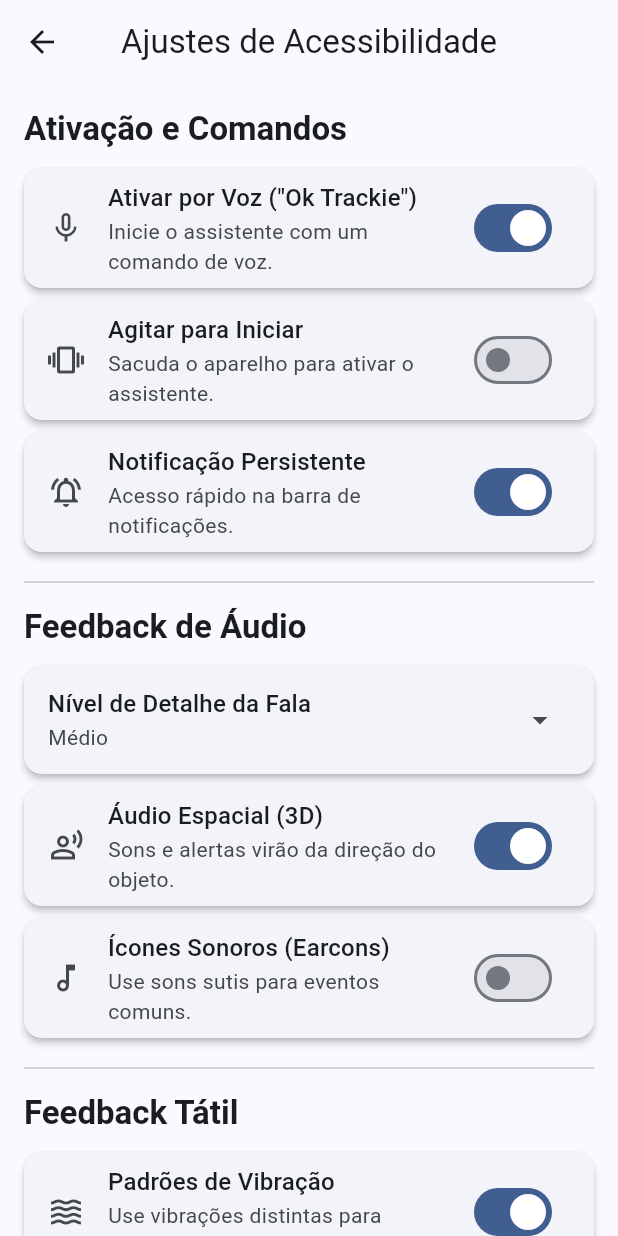
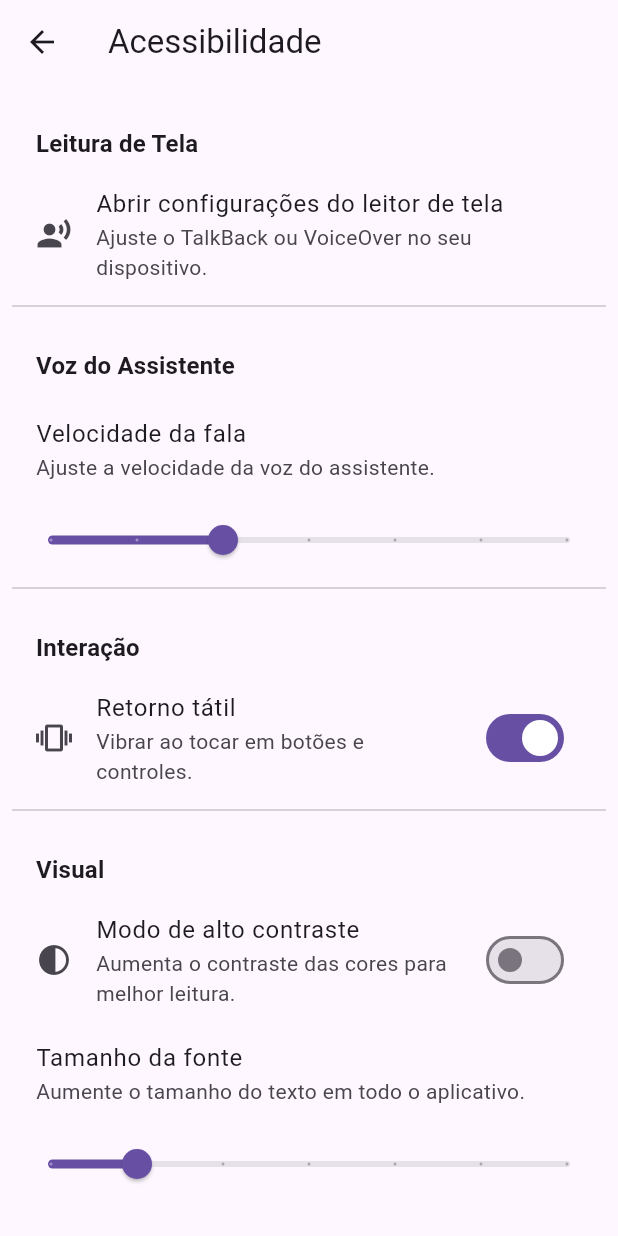
Before and after one commit to TrackieWay-OSS/TrackieWay-APP, a Flutter app: the screen it shows after launch, after a tap on the "accessibility new" icon, on a phone screen of 412 x 824 dp. Run offline on Flutter 3.47's test engine with Material 3 defaults, Android fonts, the phone set to English and light mode, and no system bars; our stand-ins replace equatable, flutter_bloc; missing offline and left inert: app_settings.

Commit message:
feat: enhance accessibility settings and update app theme management

```diff
--- a/lib/app/view/app.dart
+++ b/lib/app/view/app.dart
@@ -1,5 +1,6 @@
 import 'package:flutter/material.dart';
 import 'package:trackie_app/core/theme/app_theme.dart';
+
 import 'package:trackie_app/features/installer/presentation/pages/setup_hub_page.dart';
 
 class App extends StatelessWidget {
--- a/lib/core/theme/app_theme.dart
+++ b/lib/core/theme/app_theme.dart
@@ -1,49 +1,93 @@
 import 'package:flutter/material.dart';
 
 class AppTheme {
-  static final ThemeData lightTheme = ThemeData(
-    useMaterial3: true,
-    brightness: Brightness.light,
-    colorScheme: ColorScheme.fromSeed(
-      seedColor: const Color(0xFF005EB8),
+  static ThemeData get lightTheme {
+    return ThemeData(
+      useMaterial3: true,
       brightness: Brightness.light,
-    ),
-    cardTheme: CardThemeData(
-      elevation: 2,
-      shape: RoundedRectangleBorder(
-        borderRadius: BorderRadius.circular(12),
+      primarySwatch: Colors.blue,
+      visualDensity: VisualDensity.adaptivePlatformDensity,
+    );
+  }
+
+  static ThemeData get darkTheme {
+    return ThemeData(
+      useMaterial3: true,
+      brightness: Brightness.dark,
+      primarySwatch: Colors.blue,
+      visualDensity: VisualDensity.adaptivePlatformDensity,
+    );
+  }
+
+  // Tema de Alto Contraste Claro
+  static ThemeData get highContrastLightTheme {
+    return ThemeData(
+      useMaterial3: true,
+      brightness: Brightness.light,
+      primaryColor: Colors.black,
+      scaffoldBackgroundColor: Colors.white,
+      appBarTheme: const AppBarTheme(
+        backgroundColor: Colors.white,
+        foregroundColor: Colors.black,
+        elevation: 2,
       ),
-      margin: const EdgeInsets.symmetric(vertical: 4, horizontal: 0),
-    ),
-    elevatedButtonTheme: ElevatedButtonThemeData(
-      style: ElevatedButton.styleFrom(
-        shape: RoundedRectangleBorder(
-          borderRadius: BorderRadius.circular(8),
-        ),
+      colorScheme: const ColorScheme.light(
+        primary: Colors.black,
+        secondary: Colors.black,
+        onPrimary: Colors.white,
+        onSecondary: Colors.white,
+        surface: Colors.white,
+        onSurface: Colors.black,
+        error: Colors.red,
+        onError: Colors.white,
+        background: Colors.white,
+        onBackground: Colors.black,
       ),
-    ),
-  );
+      textTheme: const TextTheme(
+        bodyLarge: TextStyle(color: Colors.black),
+        bodyMedium: TextStyle(color: Colors.black),
+      ),
+      iconTheme: const IconThemeData(color: Colors.black),
+      listTileTheme: const ListTileThemeData(
+        iconColor: Colors.black,
+      ),
+      visualDensity: VisualDensity.adaptivePlatformDensity,
+    );
+  }
 
-  static final ThemeData darkTheme = ThemeData(
-    useMaterial3: true,
-    brightness: Brightness.dark,
-    colorScheme: ColorScheme.fromSeed(
-      seedColor: const Color(0xFF005EB8),
+  // Tema de Alto Contraste Escuro
+  static ThemeData get highContrastDarkTheme {
+    return ThemeData(
+      useMaterial3: true,
       brightness: Brightness.dark,
-    ),
-    cardTheme: CardThemeData(
-      elevation: 2,
-      shape: RoundedRectangleBorder(
-        borderRadius: BorderRadius.circular(12),
+      primaryColor: Colors.white,
+      scaffoldBackgroundColor: Colors.black,
+       appBarTheme: const AppBarTheme(
+        backgroundColor: Colors.black,
+        foregroundColor: Colors.white,
+        elevation: 2,
       ),
-      margin: const EdgeInsets.symmetric(vertical: 4, horizontal: 0),
-    ),
-    elevatedButtonTheme: ElevatedButtonThemeData(
-      style: ElevatedButton.styleFrom(
-        shape: RoundedRectangleBorder(
-          borderRadius: BorderRadius.circular(8),
-        ),
+      colorScheme: const ColorScheme.dark(
+        primary: Colors.white,
+        secondary: Colors.white,
+        onPrimary: Colors.black,
+        onSecondary: Colors.black,
+        surface: Colors.black,
+        onSurface: Colors.white,
+        error: Colors.yellow,
+        onError: Colors.black,
+        background: Colors.black,
+        onBackground: Colors.white,
       ),
-    ),
-  );
+       textTheme: const TextTheme(
+        bodyLarge: TextStyle(color: Colors.white),
+        bodyMedium: TextStyle(color: Colors.white),
+      ),
+      iconTheme: const IconThemeData(color: Colors.white),
+      listTileTheme: const ListTileThemeData(
+        iconColor: Colors.white,
+      ),
+      visualDensity: VisualDensity.adaptivePlatformDensity,
+    );
+  }
 }
--- a/lib/features/installer/presentation/pages/accessibility_settings_page.dart
+++ /dev/null
@@ -1,177 +0,0 @@
-import 'package:flutter/material.dart';
-import 'package:flutter_bloc/flutter_bloc.dart';
-import 'package:trackie_app/features/settings/domain/entities/app_settings.dart';
-import 'package:trackie_app/features/settings/presentation/bloc/settings_cubit.dart';
-
-class AccessibilitySettingsPage extends StatelessWidget {
-  const AccessibilitySettingsPage({super.key});
-
-  @override
-  Widget build(BuildContext context) {
-    return BlocBuilder<SettingsCubit, AppSettings>(
-      builder: (context, settings) {
-        return Scaffold(
-          appBar: AppBar(
-            title: const Text('Ajustes de Acessibilidade'),
-            centerTitle: true,
-          ),
-          body: ListView(
-            padding: const EdgeInsets.all(16.0),
-            children: [
-              _buildSectionTitle(context, 'Ativação e Comandos'),
-              _buildSwitchTile(
-                context: context,
-                title: 'Ativar por Voz ("Ok Trackie")',
-                subtitle: 'Inicie o assistente com um comando de voz.',
-                value: settings.wakeWordEnabled,
-                onChanged: (newValue) =>
-                    context.read<SettingsCubit>().setWakeWord(newValue),
-                icon: Icons.mic_none,
-              ),
-              _buildSwitchTile(
-                context: context,
-                title: 'Agitar para Iniciar',
-                subtitle: 'Sacuda o aparelho para ativar o assistente.',
-                value: settings.shakeToStartEnabled,
-                onChanged: (newValue) =>
-                    context.read<SettingsCubit>().setShakeToStart(newValue),
-                icon: Icons.vibration,
-              ),
-              _buildSwitchTile(
-                context: context,
-                title: 'Notificação Persistente',
-                subtitle: 'Acesso rápido na barra de notificações.',
-                value: settings.persistentNotificationEnabled,
-                onChanged: (newValue) => context
-                    .read<SettingsCubit>()
-                    .setPersistentNotification(newValue),
-                icon: Icons.notifications_active_outlined,
-              ),
-              const Divider(height: 32),
-              _buildSectionTitle(context, 'Feedback de Áudio'),
-              _buildSelectorTile(
-                context: context,
-                title: 'Nível de Detalhe da Fala',
-                currentValue: settings.verbosityLevel,
-                onTap: () {
-                  _showSelectionDialog(
-                    context: context,
-                    title: 'Selecione o Nível de Detalhe',
-                    options: ['Baixo', 'Médio', 'Alto'],
-                    currentSelection: settings.verbosityLevel,
-                    onSelected: (newValue) => context
-                        .read<SettingsCubit>()
-                        .setVerbosityLevel(newValue),
-                  );
-                },
-              ),
-              _buildSwitchTile(
-                context: context,
-                title: 'Áudio Espacial (3D)',
-                subtitle: 'Sons e alertas virão da direção do objeto.',
-                value: settings.spatialAudioEnabled,
-                onChanged: (newValue) =>
-                    context.read<SettingsCubit>().setSpatialAudio(newValue),
-                icon: Icons.spatial_audio_off_outlined,
-              ),
-              _buildSwitchTile(
-                context: context,
-                title: 'Ícones Sonoros (Earcons)',
-                subtitle: 'Use sons sutis para eventos comuns.',
-                value: settings.earconsEnabled,
-                onChanged: (newValue) =>
-                    context.read<SettingsCubit>().setEarcons(newValue),
-                icon: Icons.music_note_outlined,
-              ),
-              const Divider(height: 32),
-              _buildSectionTitle(context, 'Feedback Tátil'),
-              _buildSwitchTile(
-                context: context,
-                title: 'Padrões de Vibração',
-                subtitle: 'Use vibrações distintas para alertas.',
-                value: settings.hapticPatternsEnabled,
-                onChanged: (newValue) =>
-                    context.read<SettingsCubit>().setHapticPatterns(newValue),
-                icon: Icons.waves_outlined,
-              ),
-            ],
-          ),
-        );
-      },
-    );
-  }
-
-  void _showSelectionDialog({
-    required BuildContext context,
-    required String title,
-    required List<String> options,
-    required String currentSelection,
-    required ValueChanged<String> onSelected,
-  }) {
-    showDialog(
-      context: context,
-      builder: (BuildContext context) {
-        return SimpleDialog(
-          title: Text(title),
-          children: options.map((option) {
-            return SimpleDialogOption(
-              onPressed: () {
-                onSelected(option);
-                Navigator.of(context).pop();
-              },
-              child: Text(option.toString()),
-            );
-          }).toList(),
-        );
-      },
-    );
-  }
-
-  Widget _buildSectionTitle(BuildContext context, String title) {
-    return Padding(
-      padding: const EdgeInsets.only(bottom: 8.0),
-      child: Text(
-        title,
-        style: Theme.of(context)
-            .textTheme
-            .titleLarge
-            ?.copyWith(fontWeight: FontWeight.bold),
-      ),
-    );
-  }
-
-  Widget _buildSelectorTile({
-    required BuildContext context,
-    required String title,
-    required String currentValue,
-    required VoidCallback onTap,
-  }) {
-    return Card(
-      child: ListTile(
-        title: Text(title, style: Theme.of(context).textTheme.titleMedium),
-        subtitle: Text(currentValue),
-        trailing: const Icon(Icons.arrow_drop_down),
-        onTap: onTap,
-      ),
-    );
-  }
-
-  Widget _buildSwitchTile({
-    required BuildContext context,
-    required String title,
-    required String subtitle,
-    required bool value,
-    required ValueChanged<bool> onChanged,
-    required IconData icon,
-  }) {
-    return Card(
-      child: SwitchListTile(
-        title: Text(title, style: Theme.of(context).textTheme.titleMedium),
-        subtitle: Text(subtitle),
-        value: value,
-        onChanged: onChanged,
-        secondary: Icon(icon),
-      ),
-    );
-  }
-}
--- a/lib/features/installer/presentation/pages/setup_hub_page.dart
+++ b/lib/features/installer/presentation/pages/setup_hub_page.dart
@@ -4,7 +4,7 @@ import 'package:trackie_app/app/view/nav_page.dart';
 import 'package:trackie_app/features/installer/domain/entities/component_entity.dart';
 import 'package:trackie_app/features/installer/presentation/bloc/installer_cubit.dart';
 import 'package:trackie_app/features/installer/presentation/bloc/installer_state.dart';
-import 'package:trackie_app/features/installer/presentation/pages/accessibility_settings_page.dart';
+import 'package:trackie_app/features/settings/presentation/pages/accessibility_page.dart';
 
 class SetupHubPage extends StatelessWidget {
   const SetupHubPage({super.key});
@@ -34,7 +34,7 @@ class SetupHubView extends StatelessWidget {
             onPressed: () {
               Navigator.of(context).push(
                 MaterialPageRoute(
-                  builder: (_) => const AccessibilitySettingsPage(),
+                  builder: (_) => const AccessibilityPage(),
                 ),
               );
             },
--- a/lib/features/settings/domain/entities/app_settings.dart
+++ b/lib/features/settings/domain/entities/app_settings.dart
@@ -1,54 +1,44 @@
 import 'package:equatable/equatable.dart';
 
+/// Representa as configurações do aplicativo que podem ser ajustadas pelo usuário.
 class AppSettings extends Equatable {
-  final bool wakeWordEnabled;
-  final bool shakeToStartEnabled;
-  final bool persistentNotificationEnabled;
-  final String verbosityLevel;
-  final bool spatialAudioEnabled;
-  final bool earconsEnabled;
-  final bool hapticPatternsEnabled;
-
   const AppSettings({
-    this.wakeWordEnabled = true,
-    this.shakeToStartEnabled = false,
-    this.persistentNotificationEnabled = true,
-    this.verbosityLevel = 'Médio',
-    this.spatialAudioEnabled = true,
-    this.earconsEnabled = false,
-    this.hapticPatternsEnabled = true,
+    this.isDarkMode = false,
+    this.speechRate = 1.0,
+    this.isHapticFeedbackEnabled = true,
+    this.isHighContrastMode = false,
+    this.textScaleFactor = 1.0,
   });
 
+  final bool isDarkMode;
+  final double speechRate; // Velocidade da fala (0.5 = devagar, 1.0 = normal, 2.0 = rápido)
+  final bool isHapticFeedbackEnabled; // Ativa/desativa a vibração
+  final bool isHighContrastMode; // Ativa/desativa o modo de alto contraste
+  final double textScaleFactor; // Fator de escala da fonte (1.0 = normal)
+
   AppSettings copyWith({
-    bool? wakeWordEnabled,
-    bool? shakeToStartEnabled,
-    bool? persistentNotificationEnabled,
-    String? verbosityLevel,
-    bool? spatialAudioEnabled,
-    bool? earconsEnabled,
-    bool? hapticPatternsEnabled,
+    bool? isDarkMode,
+    double? speechRate,
+    bool? isHapticFeedbackEnabled,
+    bool? isHighContrastMode,
+    double? textScaleFactor,
   }) {
     return AppSettings(
-      wakeWordEnabled: wakeWordEnabled ?? this.wakeWordEnabled,
-      shakeToStartEnabled: shakeToStartEnabled ?? this.shakeToStartEnabled,
-      persistentNotificationEnabled:
-          persistentNotificationEnabled ?? this.persistentNotificationEnabled,
-      verbosityLevel: verbosityLevel ?? this.verbosityLevel,
-      spatialAudioEnabled: spatialAudioEnabled ?? this.spatialAudioEnabled,
-      earconsEnabled: earconsEnabled ?? this.earconsEnabled,
-      hapticPatternsEnabled:
-          hapticPatternsEnabled ?? this.hapticPatternsEnabled,
+      isDarkMode: isDarkMode ?? this.isDarkMode,
+      speechRate: speechRate ?? this.speechRate,
+      isHapticFeedbackEnabled:
+          isHapticFeedbackEnabled ?? this.isHapticFeedbackEnabled,
+      isHighContrastMode: isHighContrastMode ?? this.isHighContrastMode,
+      textScaleFactor: textScaleFactor ?? this.textScaleFactor,
     );
   }
 
   @override
   List<Object?> get props => [
-        wakeWordEnabled,
-        shakeToStartEnabled,
-        persistentNotificationEnabled,
-        verbosityLevel,
-        spatialAudioEnabled,
-        earconsEnabled,
-        hapticPatternsEnabled,
+        isDarkMode,
+        speechRate,
+        isHapticFeedbackEnabled,
+        isHighContrastMode,
+        textScaleFactor,
       ];
 }
--- /dev/null
+++ b/lib/features/settings/presentation/pages/accessibility_page.dart
@@ -0,0 +1,143 @@
+import 'package:flutter/material.dart';
+import 'package:flutter_bloc/flutter_bloc.dart';
+import 'package:trackie_app/features/settings/presentation/bloc/settings_cubit.dart';
+
+// Giving the package an alias to avoid the name conflict.
+import 'package:app_settings/app_settings.dart' as device_settings;
+import 'package:trackie_app/features/settings/domain/entities/app_settings.dart';
+
+class AccessibilityPage extends StatelessWidget {
+  const AccessibilityPage({super.key});
+
+  @override
+  Widget build(BuildContext context) {
+    return Scaffold(
+      appBar: AppBar(
+        title: const Text('Acessibilidade'),
+      ),
+      body: BlocBuilder<SettingsCubit, AppSettings>(
+        builder: (context, state) {
+          final settingsCubit = context.read<SettingsCubit>();
+          return ListView(
+            padding: const EdgeInsets.all(8),
+            children: [
+              _buildSectionTitle(context, 'Leitura de Tela'),
+              Semantics(
+                button: true,
+                label: 'Abrir configurações do leitor de tela',
+                hint: 'Ajuste o TalkBack (Android) ou VoiceOver (iOS) no seu dispositivo.',
+                child: ListTile(
+                  title: const Text('Abrir configurações do leitor de tela'),
+                  subtitle: const Text(
+                      'Ajuste o TalkBack ou VoiceOver no seu dispositivo.'),
+                  leading: const Icon(Icons.record_voice_over),
+                  // FINAL CORRECTION: Using the correct method openAppSettings with the accessibility type.
+                  onTap: () => device_settings.AppSettings.openAppSettings(
+                    type: device_settings.AppSettingsType.accessibility,
+                  ),
+                ),
+              ),
+              const Divider(),
+              _buildSectionTitle(context, 'Voz do Assistente'),
+              _buildSpeechRateSlider(context, state, settingsCubit),
+              const Divider(),
+              _buildSectionTitle(context, 'Interação'),
+              _buildHapticFeedbackSwitch(context, state, settingsCubit),
+              const Divider(),
+              _buildSectionTitle(context, 'Visual'),
+              _buildHighContrastSwitch(context, state, settingsCubit),
+              _buildFontSizeSlider(context, state, settingsCubit),
+            ],
+          );
+        },
+      ),
+    );
+  }
+
+  Widget _buildSectionTitle(BuildContext context, String title) {
+    return Padding(
+      padding: const EdgeInsets.fromLTRB(16, 20, 16, 8),
+      child: Text(
+        title,
+        style: Theme.of(context)
+            .textTheme
+            .titleMedium
+            ?.copyWith(fontWeight: FontWeight.bold),
+      ),
+    );
+  }
+
+  Widget _buildSpeechRateSlider(
+      BuildContext context, AppSettings state, SettingsCubit cubit) {
+    return Column(
+      crossAxisAlignment: CrossAxisAlignment.start,
+      children: [
+        const ListTile(
+          title: Text('Velocidade da fala'),
+          subtitle: Text('Ajuste a velocidade da voz do assistente.'),
+        ),
+        Semantics(
+          label: 'Controle deslizante para a velocidade da fala',
+          value:
+              '${(state.speechRate * 100).toStringAsFixed(0)} por cento',
+          child: Slider(
+            value: state.speechRate,
+            min: 0.5,
+            max: 2.0,
+            divisions: 6,
+            label: '${(state.speechRate * 100).toStringAsFixed(0)}%',
+            onChanged: (value) => cubit.updateSpeechRate(value),
+          ),
+        ),
+      ],
+    );
+  }
+
+  Widget _buildHapticFeedbackSwitch(
+      BuildContext context, AppSettings state, SettingsCubit cubit) {
+    return SwitchListTile(
+      title: const Text('Retorno tátil'),
+      subtitle: const Text('Vibrar ao tocar em botões e controles.'),
+      value: state.isHapticFeedbackEnabled,
+      onChanged: (_) => cubit.toggleHapticFeedback(),
+      secondary: const Icon(Icons.vibration),
+    );
+  }
+
+  Widget _buildHighContrastSwitch(
+      BuildContext context, AppSettings state, SettingsCubit cubit) {
+    return SwitchListTile(
+      title: const Text('Modo de alto contraste'),
+      subtitle: const Text('Aumenta o contraste das cores para melhor leitura.'),
+      value: state.isHighContrastMode,
+      onChanged: (_) => cubit.toggleHighContrastMode(),
+      secondary: const Icon(Icons.contrast),
+    );
+  }
+
+  Widget _buildFontSizeSlider(
+      BuildContext context, AppSettings state, SettingsCubit cubit) {
+    return Column(
+      crossAxisAlignment: CrossAxisAlignment.start,
+      children: [
+        const ListTile(
+          title: Text('Tamanho da fonte'),
+          subtitle: Text('Aumente o tamanho do texto em todo o aplicativo.'),
+        ),
+        Semantics(
+          label: 'Controle deslizante para o tamanho da fonte',
+          value:
+              '${(state.textScaleFactor * 100).toStringAsFixed(0)} por cento',
+          child: Slider(
+            value: state.textScaleFactor,
+            min: 0.8,
+            max: 2.0,
+            divisions: 6,
+            label: '${(state.textScaleFactor * 100).toStringAsFixed(0)}%',
+            onChanged: (value) => cubit.updateTextScaleFactor(value),
+          ),
+        ),
+      ],
+    );
+  }
+}
```
Also changed, not shown: lib/features/settings/presentation/bloc/settings_cubit.dart (+20 -13 lines), lib/features/settings/presentation/pages/settings_page.dart (+15 -20 lines), pubspec.yaml (+5 -5 lines), pubspec.lock, 1 other file.
